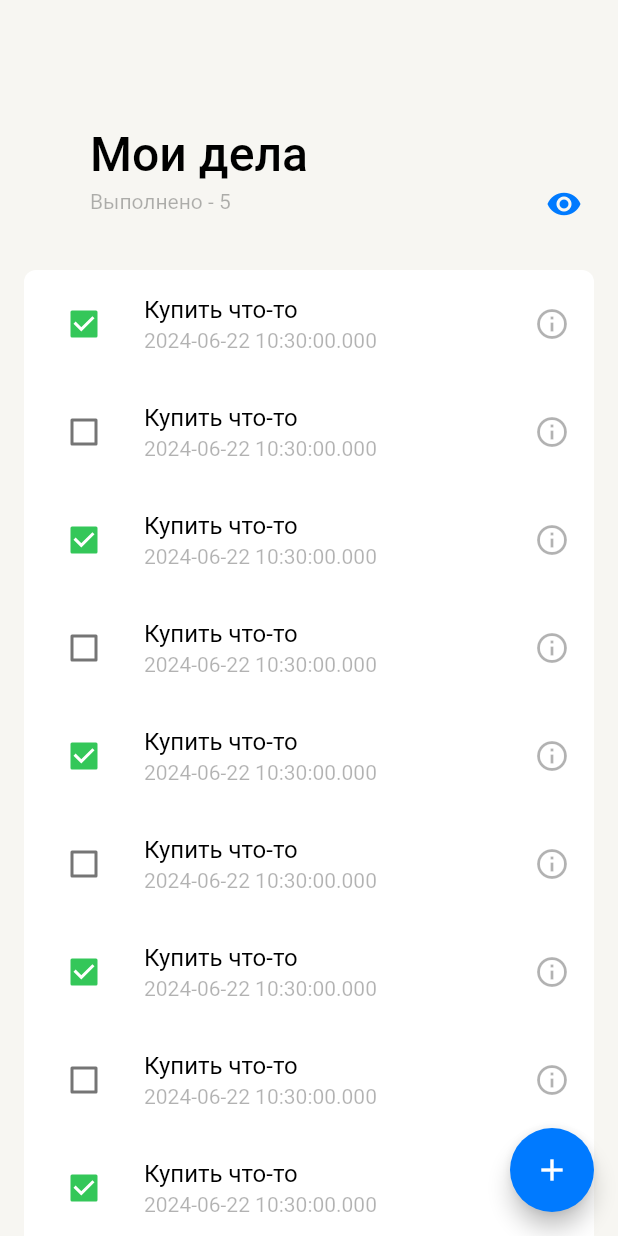
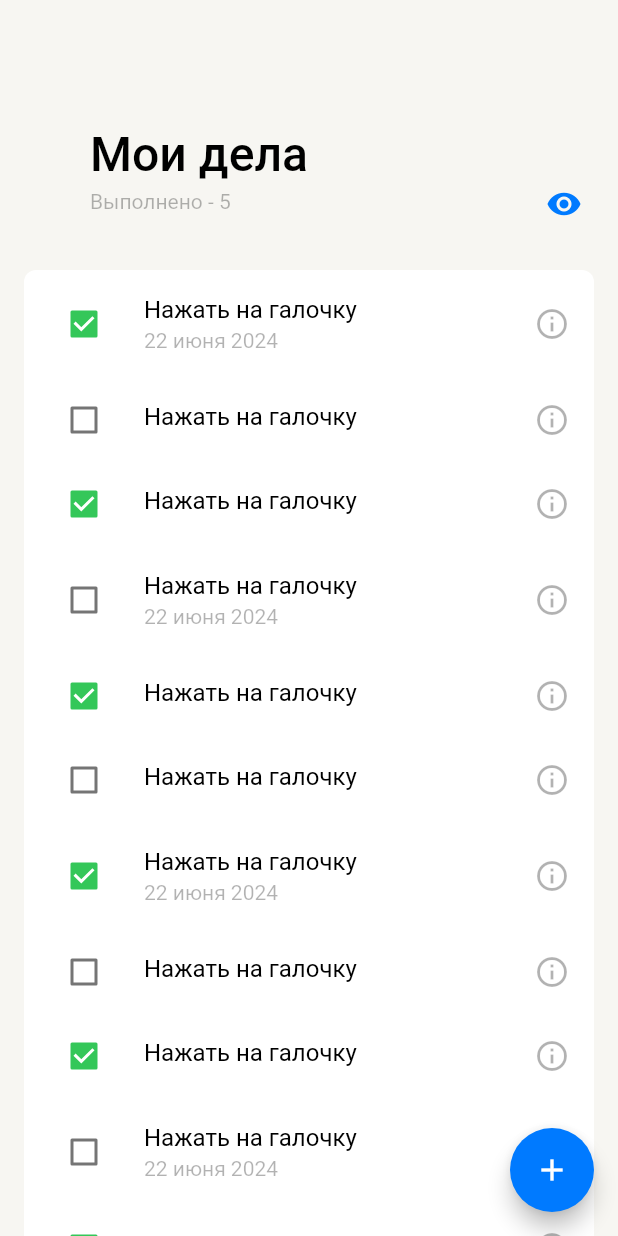
Before and after one commit to Glitchy-Sheep/YetAnotherTodo, a Flutter app: the screen it shows after launch, on a phone screen of 412 x 824 dp. Run offline on Flutter 3.47's test engine with Material 3 defaults, Android fonts, the phone set to English and light mode, and no system bars; our stand-ins replace logger.

Commit message:
Move date formatter to separate file and add formatting for task date

```diff
--- /dev/null
+++ b/lib/core/utils/date_formatters.dart
@@ -0,0 +1,8 @@
+import 'package:intl/intl.dart';
+
+String formatDate(DateTime date) {
+  return DateFormat(
+    'dd MMMM yyyy',
+    'ru',
+  ).format(date);
+}
--- a/lib/feature/todo/presentation/screens/todo_view.dart
+++ b/lib/feature/todo/presentation/screens/todo_view.dart
@@ -122,9 +122,9 @@ class _TaskList extends StatelessWidget {
             return TaskTile(
               task: TaskEntity(
                 id: 1,
-                description: "Купить что-то",
+                description: "Нажать на галочку",
                 isDone: index % 2 == 0 ? true : false,
-                finishUntil: DateTime.now(),
+                finishUntil: index % 3 == 0 ? DateTime.now() : null,
                 priority: index % 3 == 0 ? TaskPriority.high : TaskPriority.low,
               ),
               onCheck: (newValue) {},
--- a/lib/feature/todo/presentation/widgets/task_tile.dart
+++ b/lib/feature/todo/presentation/widgets/task_tile.dart
@@ -1,4 +1,5 @@
 import 'package:flutter/material.dart';
+import 'package:yet_another_todo/core/utils/date_formatters.dart';
 import 'package:yet_another_todo/feature/todo/domain/task.dart';
 import 'package:yet_another_todo/uikit/app_text_style.dart';
 import 'package:yet_another_todo/uikit/colors.dart';
@@ -22,7 +23,7 @@ class _TaskTileState extends State<TaskTile> {
   Widget build(BuildContext context) {
     final subtitle = widget.task.finishUntil != null
         ? Text(
-            widget.task.finishUntil.toString(),
+            formatDate(widget.task.finishUntil!),
             style: const TextStyle(
               color: ColorPalette.lightLabelTertiary,
             ),
@@ -85,7 +86,7 @@ class _DismissContainer extends StatelessWidget {
       child: Align(
         alignment: alignment,
         child: Padding(
-          padding: const EdgeInsets.all(24),
+          padding: const EdgeInsets.symmetric(horizontal: 24),
           child: child,
         ),
       ),
```
Also changed, not shown: lib/feature/todo/presentation/screens/todo_create.dart (+1 -8 lines).
